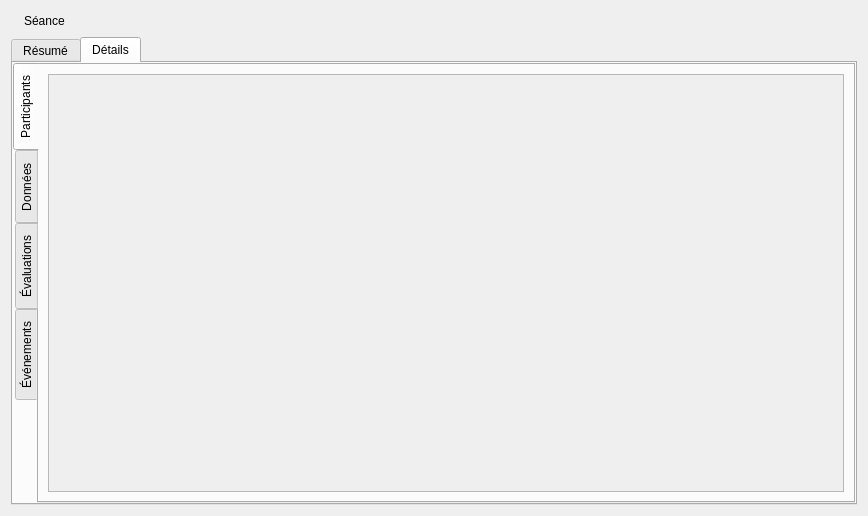
Old version of the form client/src/editors/SessionWidget.ui in the repository introlab/openteraplus.
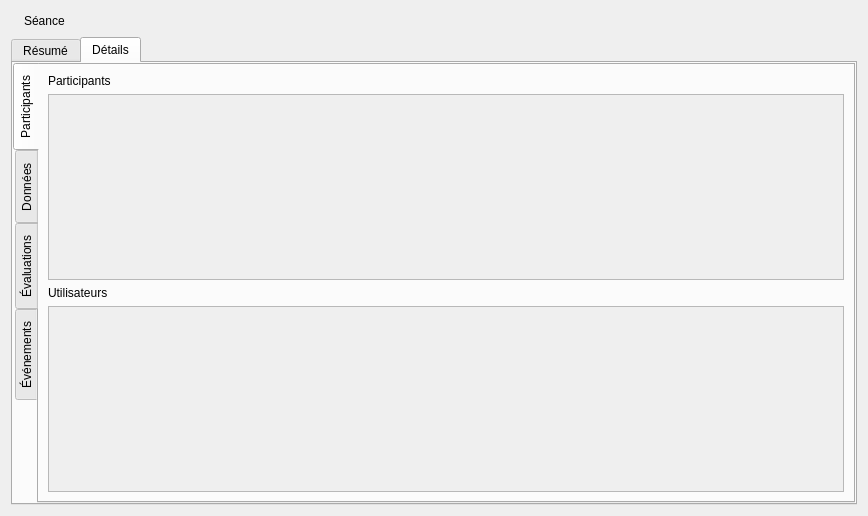
New version of the form. The open tabs and pages were chosen to show the change. Icons and pictures are not drawn. Custom widgets are drawn as their Qt base class.

Commit message: Added Session users display in SessionWidget

Patch:
```diff
--- a/client/src/editors/SessionWidget.ui
+++ b/client/src/editors/SessionWidget.ui
@@ -374,6 +374,13 @@
            <string>Participants</string>
           </attribute>
           <layout class="QVBoxLayout" name="verticalLayout_4">
+           <item>
+            <widget class="QLabel" name="lblParticipants">
+             <property name="text">
+              <string>Participants</string>
+             </property>
+            </widget>
+           </item>
            <item>
             <widget class="QListWidget" name="lstParticipants">
              <property name="enabled">
@@ -381,6 +388,20 @@
              </property>
             </widget>
            </item>
+           <item>
+            <widget class="QLabel" name="lblUsers">
+             <property name="text">
+              <string>Utilisateurs</string>
+             </property>
+            </widget>
+           </item>
+           <item>
+            <widget class="QListWidget" name="lstUsers">
+             <property name="enabled">
+              <bool>false</bool>
+             </property>
+            </widget>
+           </item>
           </layout>
          </widget>
          <widget class="QWidget" name="tabData">
```
The commit also changes 7 other files.
